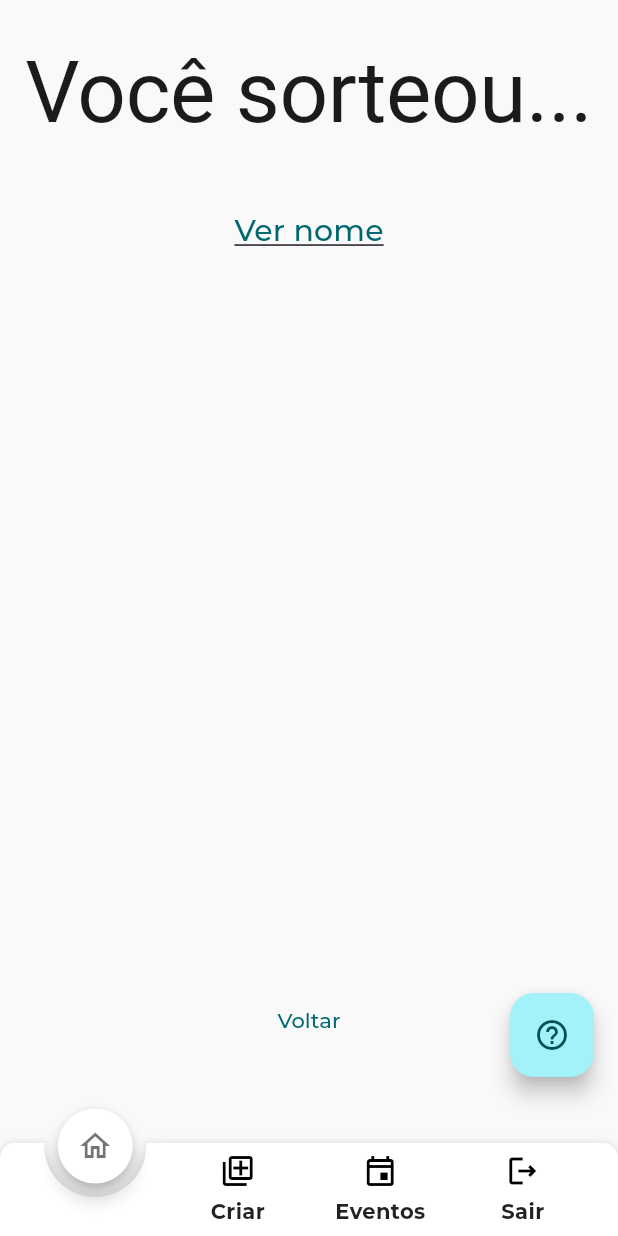
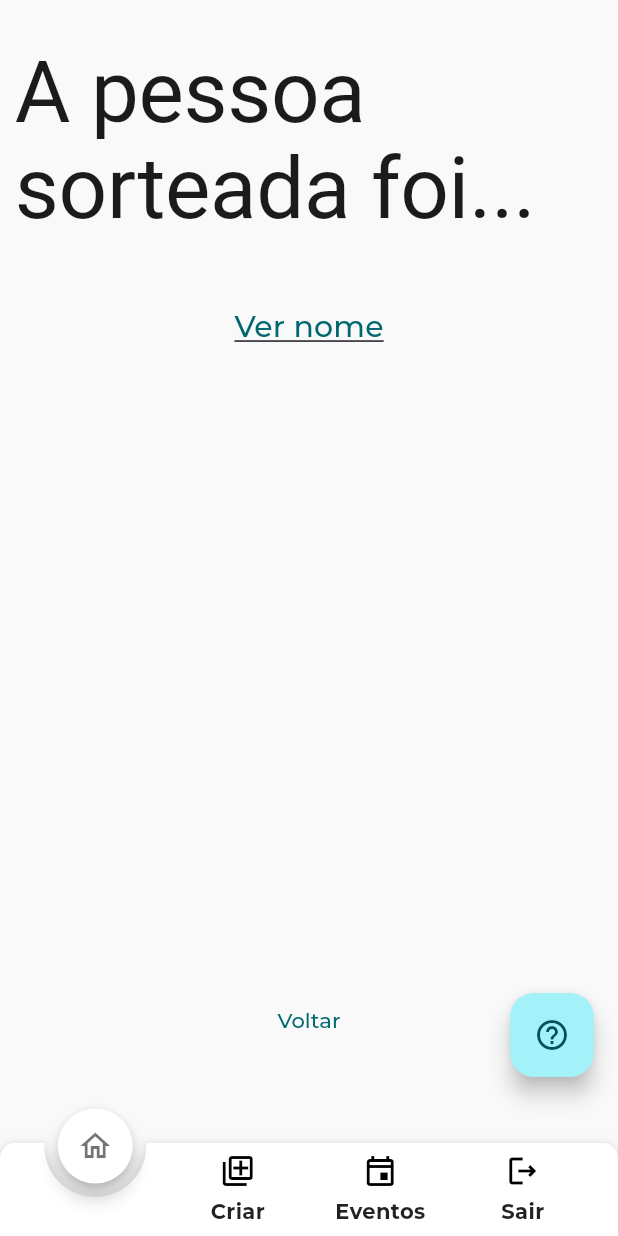
Before and after one commit to mutannejs/amigo_secreto_talp, a Flutter app: the EventsPage screen opened by its route, after a tap on "Ver detalhes", on a phone screen of 412 x 824 dp. Run offline on Flutter 3.47's test engine with Material 3 defaults, Android fonts, the phone set to English and light mode, and no system bars; drawn by our look-alikes of animated_notch_bottom_bar; our stand-ins replace firebase_auth, firebase_core, flutter_localization, flutter_riverpod, go_router, google_fonts; missing offline and left inert: flutter_svg_icons, mailer; accounts and stored records are empty; network calls fail; Roboto replaces fonts that are missing (Alegreya Sans).

Commit message:
localizations expandido

```diff
--- a/lib/pages/events/event_page.dart
+++ b/lib/pages/events/event_page.dart
@@ -1,5 +1,19 @@
+import 'package:amigo_secreto_talp/utils/localization/locales.dart';
 import 'package:flutter/material.dart';
+import 'package:flutter_localization/flutter_localization.dart';
 import 'package:go_router/go_router.dart';
+
+const eventPT = {
+  'eventTitle': 'A pessoa sorteada foi...',
+  'eventButton': 'Ver nome',
+  'eventBack': 'Voltar',
+};
+
+const eventEN = {
+  'eventTitle': 'The person drawn was...',
+  'eventButton': 'See name',
+  'eventBack': 'Back',
+};
 
 class EventPage extends StatefulWidget {
   final String? event;
@@ -21,7 +35,7 @@ class _EventPageState extends State<EventPage> {
       child: Column(
         children: [
           Text( // Título
-            'Você sorteou...',
+            AppLocale.eventTitle.getString(context),
             style: Theme.of(context).textTheme.displayLarge,
           ),
           SizedBox(height: 36),
@@ -30,7 +44,7 @@ class _EventPageState extends State<EventPage> {
             firstChild: TextButton(
               onPressed: () => setState(() => showFriend = CrossFadeState.showSecond),
               child: Text(
-                'Ver nome',
+                AppLocale.eventButton.getString(context),
                 style: TextStyle(
                   fontSize: 20,
                   decoration: TextDecoration.underline
@@ -47,7 +61,7 @@ class _EventPageState extends State<EventPage> {
             ),
           ),
           Spacer(flex: 1,),
-          TextButton(onPressed: () => context.go('/events'), child: Text('Voltar'))
+          TextButton(onPressed: () => context.go('/events'), child: Text(AppLocale.eventBack.getString(context)))
         ],
       )
     );
--- a/lib/pages/events/events_page.dart
+++ b/lib/pages/events/events_page.dart
@@ -1,5 +1,19 @@
+import 'package:amigo_secreto_talp/utils/localization/locales.dart';
 import 'package:flutter/material.dart';
+import 'package:flutter_localization/flutter_localization.dart';
 import 'package:go_router/go_router.dart';
+
+const eventsPT = {
+  "eventsTitle": "Meus eventos",
+  "eventsSubtitle": 'Clique no evento para ver quem você sorteou.',
+  "eventsButton": 'Ver detalhes',
+};
+
+const eventsEN = {
+  "eventsTitle": "My events",
+  "eventsSubtitle": 'Click on the event to see who you drew.',
+  "eventsButton": "See details",
+};
 
 class EventsPage extends StatefulWidget {
   const EventsPage({super.key});
@@ -23,12 +37,12 @@ class _EventsPageState extends State<EventsPage> {
       child: Column(
         children: [
           Text( // Título
-            'Meus eventos',
+            AppLocale.eventsTitle.getString(context),
             style: Theme.of(context).textTheme.displayLarge,
           ),
           const SizedBox(height: 20),
           Text( // Subtítulo
-            'Clique no evento para ver quem você sorteou.',
+            AppLocale.eventsSubtitle.getString(context),
             style: Theme.of(context).textTheme.bodyMedium,
           ),
           const SizedBox(height: 20),
@@ -47,9 +61,17 @@ class _EventsPageState extends State<EventsPage> {
                     )
                   ) : null,
                   trailing: OutlinedButton.icon(
-                    onPressed: () => context.go(Uri(path: '/event', queryParameters: {'event': 'meueventoid', 'user': 'meuuserid'}).toString()),
+                    onPressed: () => context.go(
+                      Uri(
+                        path: '/event',
+                        queryParameters: {
+                          'event': 'meueventoid',
+                          'user': 'meuuserid'
+                        }
+                      ).toString()
+                    ),
                     icon: const Icon( Icons.remove_red_eye_outlined ),
-                    label: Text('Ver detalhes'),
+                    label: Text(AppLocale.eventsButton.getString(context)),
                   ),
                   titleTextStyle: Theme.of(context).textTheme.displaySmall,
                 );
--- a/lib/utils/localization/locale_en.dart
+++ b/lib/utils/localization/locale_en.dart
@@ -1,9 +1,9 @@
+import 'package:amigo_secreto_talp/pages/events/event_page.dart';
+import 'package:amigo_secreto_talp/pages/events/events_page.dart';
 import 'package:amigo_secreto_talp/pages/login/login.dart';
+import 'package:amigo_secreto_talp/utils/router/bottom_navigation_bar.dart';
 
 const enVariables = {
-  "navigationBarTheme": 'Theme',
-  "navigationBarLogout": 'Logout',
-
   "colorsBlue": 'blue',
   "colorsGreen": 'green',
   "colorsPurple": 'purple',
@@ -21,5 +21,8 @@ const enVariables = {
   "homeMediumContrast": 'Medium Contrast',
   "homeHighContrast": 'High Contrast',
 
-  ...loginEN
+  ...navigationEN,
+  ...loginEN,
+  ...eventsEN,
+  ...eventEN,
 };
--- a/lib/utils/localization/locale_pt.dart
+++ b/lib/utils/localization/locale_pt.dart
@@ -1,10 +1,9 @@
+import 'package:amigo_secreto_talp/pages/events/event_page.dart';
+import 'package:amigo_secreto_talp/pages/events/events_page.dart';
 import 'package:amigo_secreto_talp/pages/login/login.dart';
+import 'package:amigo_secreto_talp/utils/router/bottom_navigation_bar.dart';
 
 const ptVariables = {
-  "navigationBarTheme": 'Tema',
-  "navigationBarEvents": 'Eventos',
-  "navigationBarLogout": 'Sair',
-
   "colorsBlue": 'azul',
   "colorsGreen": 'verde',
   "colorsPurple": 'roxo',
@@ -22,5 +21,8 @@ const ptVariables = {
   "homeMediumContrast": 'Contraste Médio',
   "homeHighContrast": 'Alto Contraste',
 
-  ...loginPT
+  ...navigationPT,
+  ...loginPT,
+  ...eventsPT,
+  ...eventPT,
 };
--- a/lib/utils/localization/locales.dart
+++ b/lib/utils/localization/locales.dart
@@ -3,10 +3,6 @@ import 'package:amigo_secreto_talp/utils/localization/locale_pt.dart';
 import 'package:flutter_localization/flutter_localization.dart';
 
 mixin AppLocale {
-  static const String navigationBarTheme = 'navigationBarTheme';
-  static const String navigationBarEvents = 'navigationBarEvents';
-  static const String navigationBarLogout = 'navigationBarLogout';
-
   static const String colorsBlue = 'colorsBlue';
   static const String colorsGreen = 'colorsGreen';
   static const String colorsPurple = 'colorsPurple';
@@ -29,6 +25,19 @@ mixin AppLocale {
   static const String login3 = 'login3';
   static const String login4 = 'login4';
   static const String login5 = 'login5';
+
+  static const String eventsTitle = 'eventsTitle';
+  static const String eventsSubtitle = 'eventsSubtitle';
+  static const String eventsButton = 'eventsButton';
+
+  static const String navigationHome = 'navigationHome';
+  static const String navigationCreate = 'navigationCreate';
+  static const String navigationEvents = 'navigationEvents';
+  static const String navigationLogout = 'navigationLogout';
+
+  static const String eventTitle = 'eventTitle';
+  static const String eventButton = 'eventButton';
+  static const String eventBack = 'eventBack';
 
   static const Map<String, dynamic> PT = ptVariables;
   static const Map<String, dynamic> EN = enVariables;
--- a/lib/utils/router/bottom_navigation_bar.dart
+++ b/lib/utils/router/bottom_navigation_bar.dart
@@ -1,9 +1,24 @@
 import 'package:amigo_secreto_talp/components/help.dart';
-import 'package:amigo_secreto_talp/main.dart';
 import 'package:amigo_secreto_talp/services/auth.dart';
+import 'package:amigo_secreto_talp/utils/localization/locales.dart';
 import 'package:animated_notch_bottom_bar/animated_notch_bottom_bar/animated_notch_bottom_bar.dart';
 import 'package:flutter/material.dart';
+import 'package:flutter_localization/flutter_localization.dart';
 import 'package:go_router/go_router.dart';
+
+const navigationPT = {
+  'navigationHome': 'Início',
+  'navigationCreate': 'Criar',
+  'navigationEvents': 'Eventos',
+  'navigationLogout': 'Sair',
+};
+
+const navigationEN = {
+  'navigationHome': 'Home',
+  'navigationCreate': 'Create',
+  'navigationEvents': 'Events',
+  'navigationLogout': 'Logout',
+};
 
 class BottomNavigationBarScaffold extends StatefulWidget {
   const BottomNavigationBarScaffold({super.key, this.child});
@@ -50,10 +65,10 @@ class _BottomNavigationBarScaffoldState
         notchBottomBarController: _controller,
         onTap: changeTab,
         bottomBarItems: [
-          IconNavigationBar(context, Icons.home_outlined, 'Início'),
-          IconNavigationBar(context, Icons.add_to_photos_outlined, 'Criar'),
-          IconNavigationBar(context, Icons.event_outlined, 'Eventos'),
-          IconNavigationBar(context, Icons.logout_outlined, 'Sair'),
+          IconNavigationBar(context, Icons.home_outlined, AppLocale.navigationHome.getString(context)),
+          IconNavigationBar(context, Icons.add_to_photos_outlined, AppLocale.navigationCreate.getString(context)),
+          IconNavigationBar(context, Icons.event_outlined, AppLocale.navigationEvents.getString(context)),
+          IconNavigationBar(context, Icons.logout_outlined, AppLocale.navigationLogout.getString(context)),
         ],
         kIconSize: 24,
         kBottomRadius: 10,
```
Also changed, not shown: lib/pages/login/login.dart (+3 -11 lines).
